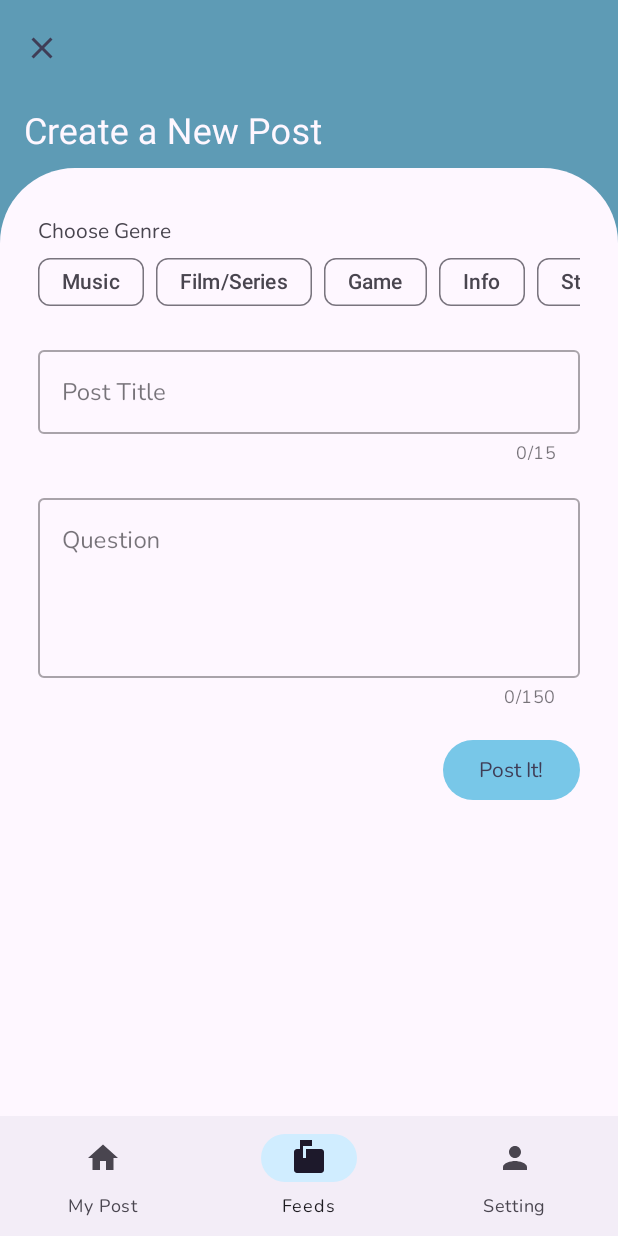
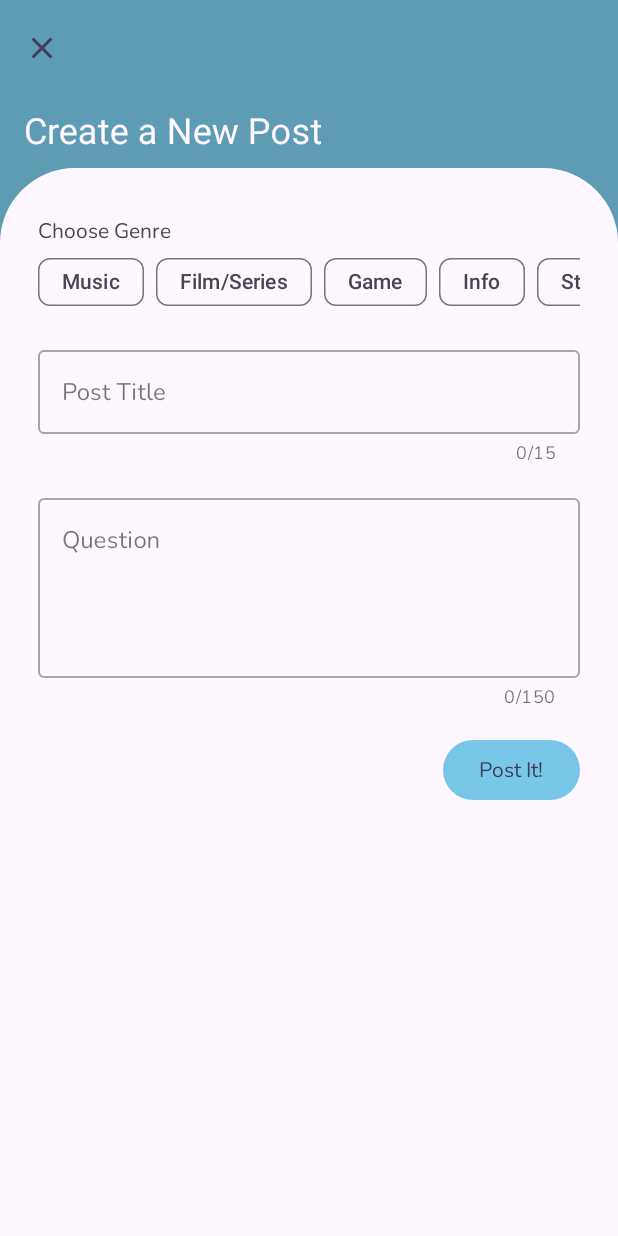
Before and after one commit to supimadi/answerme, an Android app: the CreateQuestionFragment screen opened through its navigation route, on a phone screen of 412 x 824 dp. Run offline under Robolectric (Android 15) with nearby library versions, the phone set to English and light mode, and no system bars; our stand-ins replace Firebase (no records; nobody signed in at launch, a user with empty details on screens opened directly), navigation-ui; libraries missing offline, so code that uses them is left out: androidx.preference; pictures from the network do not load.

Commit message:
menambahkan transisi kepada fragment

```diff
--- a/app/src/main/java/org/d3if3038/answerme/MainActivity.kt
+++ b/app/src/main/java/org/d3if3038/answerme/MainActivity.kt
@@ -72,6 +72,7 @@ class MainActivity : AppCompatActivity() {
         navController.addOnDestinationChangedListener { _, destination, _ ->
             binding.bottomNavigation.visibility = when(destination.id) {
                 R.id.commentFragment -> View.GONE
+                R.id.createQuestionFragment -> View.GONE
                 else -> View.VISIBLE
             }
         }
--- a/app/src/main/java/org/d3if3038/answerme/ui/createquestion/CreateQuestionFragment.kt
+++ b/app/src/main/java/org/d3if3038/answerme/ui/createquestion/CreateQuestionFragment.kt
@@ -1,5 +1,6 @@
 package org.d3if3038.answerme.ui.createquestion
 
+import android.graphics.Color
 import android.os.Bundle
 import android.view.LayoutInflater
 import android.view.View
@@ -10,6 +11,8 @@ import androidx.fragment.app.Fragment
 import androidx.lifecycle.ViewModelProvider
 import androidx.navigation.fragment.findNavController
 import com.google.android.material.chip.Chip
+import com.google.android.material.transition.platform.MaterialArcMotion
+import com.google.android.material.transition.platform.MaterialContainerTransform
 import org.d3if3038.answerme.R
 import org.d3if3038.answerme.data.SettingDataStore
 import org.d3if3038.answerme.data.dataStore
@@ -28,6 +31,16 @@ class CreateQuestionFragment : Fragment() {
     }
     private val settingDataStore: SettingDataStore by lazy {
         SettingDataStore(requireContext().dataStore)
+    }
+
+    override fun onCreate(savedInstanceState: Bundle?) {
+        super.onCreate(savedInstanceState)
+
+        sharedElementEnterTransition = MaterialContainerTransform().apply {
+            scrimColor = Color.TRANSPARENT
+            duration = 400L
+
+        }
     }
 
     override fun onCreateView(
@@ -58,7 +71,7 @@ class CreateQuestionFragment : Fragment() {
             topCollapsingToolbarLayout.title = getString(R.string.create_a_new_post)
             topAppBar.setNavigationIcon(R.drawable.baseline_close_24)
             topAppBar.setNavigationOnClickListener {
-
+                findNavController().navigateUp()
             }
         }
 
@@ -73,8 +86,6 @@ class CreateQuestionFragment : Fragment() {
             if (it == FetchStatus.SUCCESS || it == FetchStatus.PENDING)
                 findNavController().navigateUp()
         }
-
-        binding.endView.visibility = View.GONE
     }
 
     private fun checkTitleLength() = with(binding.titleInputHint) {
--- a/app/src/main/java/org/d3if3038/answerme/ui/feeds/FeedsFragment.kt
+++ b/app/src/main/java/org/d3if3038/answerme/ui/feeds/FeedsFragment.kt
@@ -10,8 +10,10 @@ import androidx.annotation.RequiresApi
 import androidx.core.app.ActivityCompat
 import androidx.fragment.app.Fragment
 import androidx.lifecycle.ViewModelProvider
+import androidx.navigation.fragment.FragmentNavigatorExtras
 import androidx.navigation.fragment.findNavController
 import com.google.android.material.chip.Chip
+import com.google.android.material.transition.platform.Hold
 import org.d3if3038.answerme.MainActivity
 import org.d3if3038.answerme.R
 import org.d3if3038.answerme.adapter.QuestionAdapter
@@ -25,17 +27,27 @@ class FeedsFragment : Fragment() {
         ViewModelProvider(this)[FeedsViewModel::class.java]
     }
 
+    override fun onCreate(savedInstanceState: Bundle?) {
+        super.onCreate(savedInstanceState)
+
+        exitTransition = Hold()
+    }
+
     override fun onCreateView(
         inflater: LayoutInflater,
         container: ViewGroup?,
         savedInstanceState: Bundle?
-    ): View? {
+    ): View {
         binding = FragmentFeedsBinding.inflate(layoutInflater, container, false)
         questionAdapter = QuestionAdapter()
 
         binding.fabNewPost.setOnClickListener {
+            val extras = FragmentNavigatorExtras(
+                binding.fabNewPost to "shared_element_container"
+            )
             findNavController().navigate(
-                FeedsFragmentDirections.actionFeedPagesToCreateQuestionFragment()
+                FeedsFragmentDirections.actionFeedPagesToCreateQuestionFragment(),
+                extras
             )
         }
 
--- a/app/src/main/res/layout/activity_create_question.xml
+++ b/app/src/main/res/layout/activity_create_question.xml
@@ -1,19 +1,12 @@
 <?xml version="1.0" encoding="utf-8"?>
 <LinearLayout xmlns:android="http://schemas.android.com/apk/res/android"
-    xmlns:tools="http://schemas.android.com/tools"
+    android:transitionName="shared_element_container"
     android:id="@+id/createQuestionActivity"
     xmlns:app="http://schemas.android.com/apk/res-auto"
     android:orientation="vertical"
     android:background="?attr/colorPrimaryVariant"
     android:layout_width="match_parent"
     android:layout_height="match_parent">
-
-    <View
-        tools:visibility="gone"
-        android:id="@+id/endView"
-        android:transitionName="shared_element_container"
-        android:layout_height="match_parent"
-        android:layout_width="match_parent"/>
 
     <include
         android:id="@+id/topBar"
--- a/app/src/main/res/layout/fragment_feeds.xml
+++ b/app/src/main/res/layout/fragment_feeds.xml
@@ -152,6 +152,7 @@
 
     <com.google.android.material.floatingactionbutton.ExtendedFloatingActionButton
         android:id="@+id/fabNewPost"
+        android:transitionName="shared_element_container"
         android:layout_margin="16dp"
         android:layout_width="wrap_content"
         android:layout_height="wrap_content"
```
